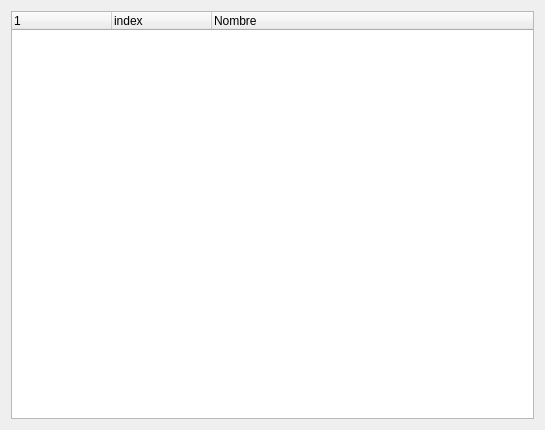
This is ui/tipsters.ui in soker90/betcon as Qt 5 draws it before an edit. The edited form follows.
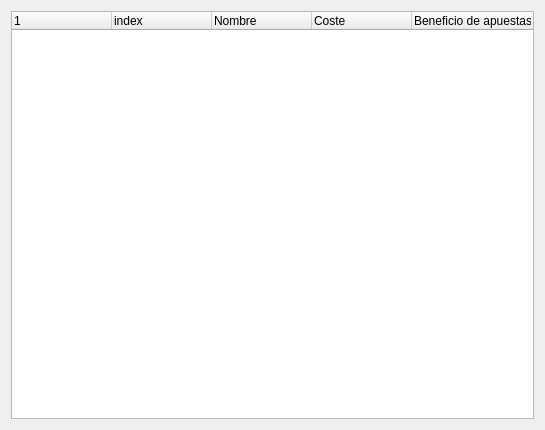
This is the edited form.

Commit message: 1. Added tipster payment history

```diff
--- a/ui/tipsters.ui
+++ b/ui/tipsters.ui
@@ -31,6 +31,16 @@
        <string>Nombre</string>
       </property>
      </column>
+     <column>
+      <property name="text">
+       <string>Coste</string>
+      </property>
+     </column>
+     <column>
+      <property name="text">
+       <string>Beneficio de apuestas</string>
+      </property>
+     </column>
     </widget>
    </item>
   </layout>
```
The commit also changes 10 other files.
